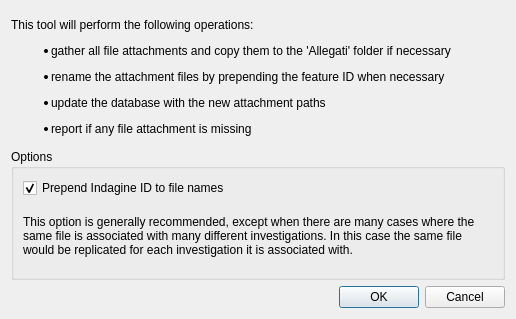
Old version of the form mzs_tools/gui/dlg_manage_attachments.ui in the repository CNR-IGAG/mzs-tools.
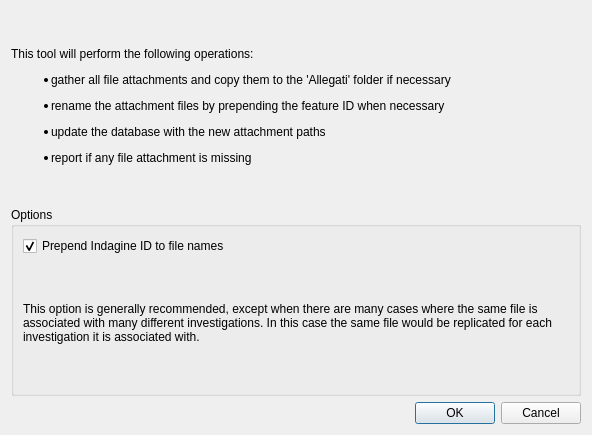
New version of the form.

Commit message: manage backup actions, translation fixes

Diff of the .ui file:
```diff
--- a/mzs_tools/gui/dlg_manage_attachments.ui
+++ b/mzs_tools/gui/dlg_manage_attachments.ui
@@ -6,10 +6,16 @@
    <rect>
     <x>0</x>
     <y>0</y>
-    <width>516</width>
-    <height>319</height>
+    <width>592</width>
+    <height>435</height>
    </rect>
   </property>
+  <property name="minimumSize">
+   <size>
+    <width>592</width>
+    <height>435</height>
+   </size>
+  </property>
   <property name="windowTitle">
    <string>MzS Tools - Manage file attachments</string>
   </property>
```
The commit also changes 5 other files.
